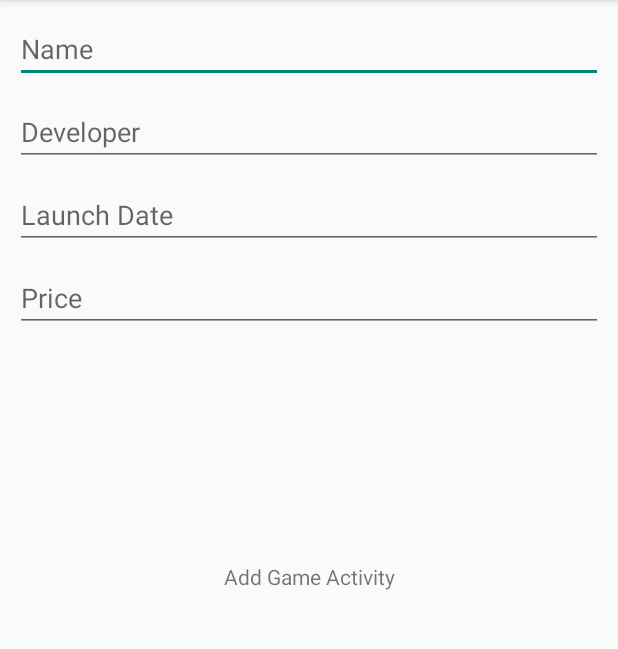
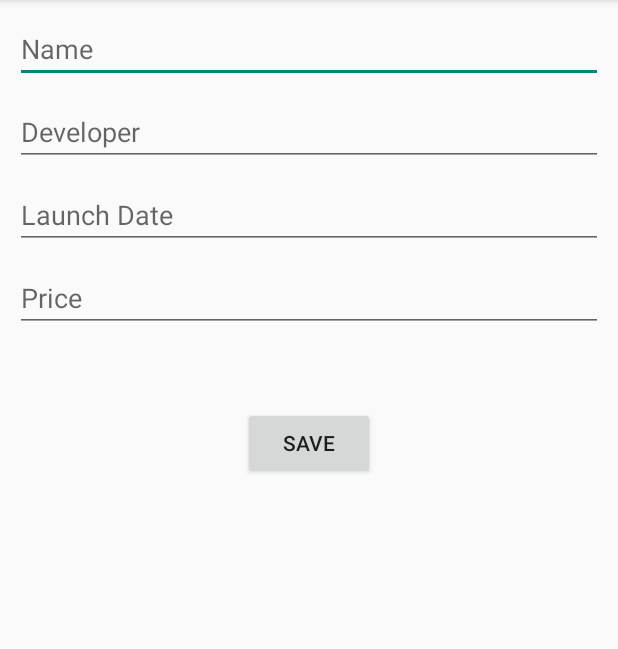
Before and after one commit to Gustavo-F/Programacao-Dispositivos-Moveis, an Android app: the screen it shows after launch (AddGameActivity), after a tap on "ADD GAME", on a phone screen of 412 x 824 dp, the part 84-733 px from its top. Run offline under Robolectric (Android 15) with nearby library versions, the phone set to English and light mode, and no system bars; 1 other tap on this screen came first.

Commit message:
Implementado adição de jogo pela activity responsaveel.

```diff
--- a/Lista-de-Desejos/app/build.gradle
+++ b/Lista-de-Desejos/app/build.gradle
@@ -34,6 +34,8 @@ android {
 
 dependencies {
 
+    implementation 'com.google.code.gson:gson:2.8.7'
+
     implementation "org.jetbrains.kotlin:kotlin-stdlib:$kotlin_version"
     implementation 'androidx.core:core-ktx:1.5.0'
     implementation 'androidx.appcompat:appcompat:1.3.0'
--- a/Lista-de-Desejos/app/src/main/java/com/example/listadedesejos/MainActivity.kt
+++ b/Lista-de-Desejos/app/src/main/java/com/example/listadedesejos/MainActivity.kt
@@ -1,14 +1,15 @@
 package com.example.listadedesejos
 
+import android.app.Activity
 import android.content.Intent
 import androidx.appcompat.app.AppCompatActivity
 import android.os.Bundle
 import android.view.View
-import android.widget.Toast
+import androidx.activity.result.ActivityResult
+import androidx.activity.result.contract.ActivityResultContracts
 import androidx.recyclerview.widget.LinearLayoutManager
 import androidx.recyclerview.widget.RecyclerView
-import java.security.spec.PSSParameterSpec
-import kotlin.random.Random
+import com.google.gson.Gson
 
 class MainActivity : AppCompatActivity(), OnGameClickListener {
 
@@ -27,20 +28,31 @@ class MainActivity : AppCompatActivity(), OnGameClickListener {
     private fun generateList(size: Int): ArrayList<Game>{
         val list = ArrayList<Game>()
         for (i in 0 until size){
-            val jogo = Game(R.drawable.ic_baseline_adb_24, "Game $i", 10.0f,null, "Developer $i")
-            list.add(jogo)
+            val game = Game(R.drawable.ic_baseline_adb_24, "Game $i", 10.0f,null, "Developer $i")
+            list.add(game)
         }
 
         return list
     }
 
+    private val startForResult = registerForActivityResult(ActivityResultContracts.StartActivityForResult()){
+            result: ActivityResult ->
+                if(result.resultCode == Activity.RESULT_OK){
+                    val intent = result.data
+                    val newGameJSON = intent?.getStringExtra("GAME")
+
+                    val newGame: Game = Gson().fromJson(newGameJSON, Game::class.java)
+                    games.add(0, newGame)
+                    adapter.notifyItemInserted(0)
+                }
+    }
+
     fun addGame(view: View) {
-        val intent = Intent(this, AddGameActivity::class.java)
-        startActivity(intent)
-//        val jogo = Game(R.drawable.ic_baseline_adb_24, "New Game", 10.0f,null, "Developer")
-//        val position = Random.nextInt(0, 8)
-//        games.add(position, jogo)
-//        adapter.notifyItemInserted(position)
+        val intent = Intent(
+            this,
+            AddGameActivity::class.java
+        )
+        startForResult.launch(intent)
     }
 
     override fun onRemoveButtonClick(position: Int) {
--- a/Lista-de-Desejos/app/src/main/res/layout/activity_add_game.xml
+++ b/Lista-de-Desejos/app/src/main/res/layout/activity_add_game.xml
@@ -5,16 +5,6 @@
     android:layout_width="match_parent"
     android:layout_height="match_parent"
     tools:context=".AddGameActivity">
-
-    <TextView
-        android:id="@+id/textView"
-        android:layout_width="wrap_content"
-        android:layout_height="wrap_content"
-        android:text="Add Game Activity"
-        app:layout_constraintBottom_toBottomOf="parent"
-        app:layout_constraintEnd_toEndOf="parent"
-        app:layout_constraintStart_toStartOf="parent"
-        app:layout_constraintTop_toTopOf="parent" />
 
     <EditText
         android:id="@+id/gameNameEditTextView"
@@ -27,7 +17,8 @@
         android:inputType="text"
         app:layout_constraintEnd_toEndOf="parent"
         app:layout_constraintStart_toStartOf="parent"
-        app:layout_constraintTop_toTopOf="parent" />
+        app:layout_constraintTop_toTopOf="parent"
+        android:autofillHints="" />
 
     <EditText
         android:id="@+id/gameDeveloperEditTextView"
@@ -41,7 +32,8 @@
         android:inputType="text"
         app:layout_constraintEnd_toEndOf="parent"
         app:layout_constraintStart_toStartOf="parent"
-        app:layout_constraintTop_toBottomOf="@+id/gameNameEditTextView" />
+        app:layout_constraintTop_toBottomOf="@+id/gameNameEditTextView"
+        android:autofillHints="" />
 
     <EditText
         android:id="@+id/gameLaunchDateEditTextView"
@@ -55,7 +47,8 @@
         android:inputType="date"
         app:layout_constraintEnd_toEndOf="parent"
         app:layout_constraintStart_toStartOf="parent"
-        app:layout_constraintTop_toBottomOf="@+id/gameDeveloperEditTextView" />
+        app:layout_constraintTop_toBottomOf="@+id/gameDeveloperEditTextView"
+        android:autofillHints="" />
 
     <EditText
         android:id="@+id/gamePriceEditTextView"
@@ -70,6 +63,18 @@
         app:layout_constraintEnd_toEndOf="parent"
         app:layout_constraintHorizontal_bias="0.572"
         app:layout_constraintStart_toStartOf="parent"
-        app:layout_constraintTop_toBottomOf="@+id/gameLaunchDateEditTextView" />
+        app:layout_constraintTop_toBottomOf="@+id/gameLaunchDateEditTextView"
+        android:autofillHints="" />
+
+    <Button
+        android:id="@+id/saveGameButton"
+        android:layout_width="wrap_content"
+        android:layout_height="wrap_content"
+        android:layout_marginTop="50dp"
+        android:text="@string/save"
+        app:layout_constraintEnd_toEndOf="parent"
+        app:layout_constraintStart_toStartOf="parent"
+        app:layout_constraintTop_toBottomOf="@+id/gamePriceEditTextView"
+        android:onClick="saveGame"/>
 
 </androidx.constraintlayout.widget.ConstraintLayout>
--- a/Lista-de-Desejos/app/src/main/res/values/strings.xml
+++ b/Lista-de-Desejos/app/src/main/res/values/strings.xml
@@ -7,4 +7,5 @@
     <string name="name">Name</string>
     <string name="price_example">R$ 10,0</string>
     <string name="price">Price</string>
+    <string name="save">Save</string>
 </resources>
```
Also changed, not shown: Lista-de-Desejos/app/src/main/java/com/example/listadedesejos/AddGameActivity.kt (+29 -1 lines).
